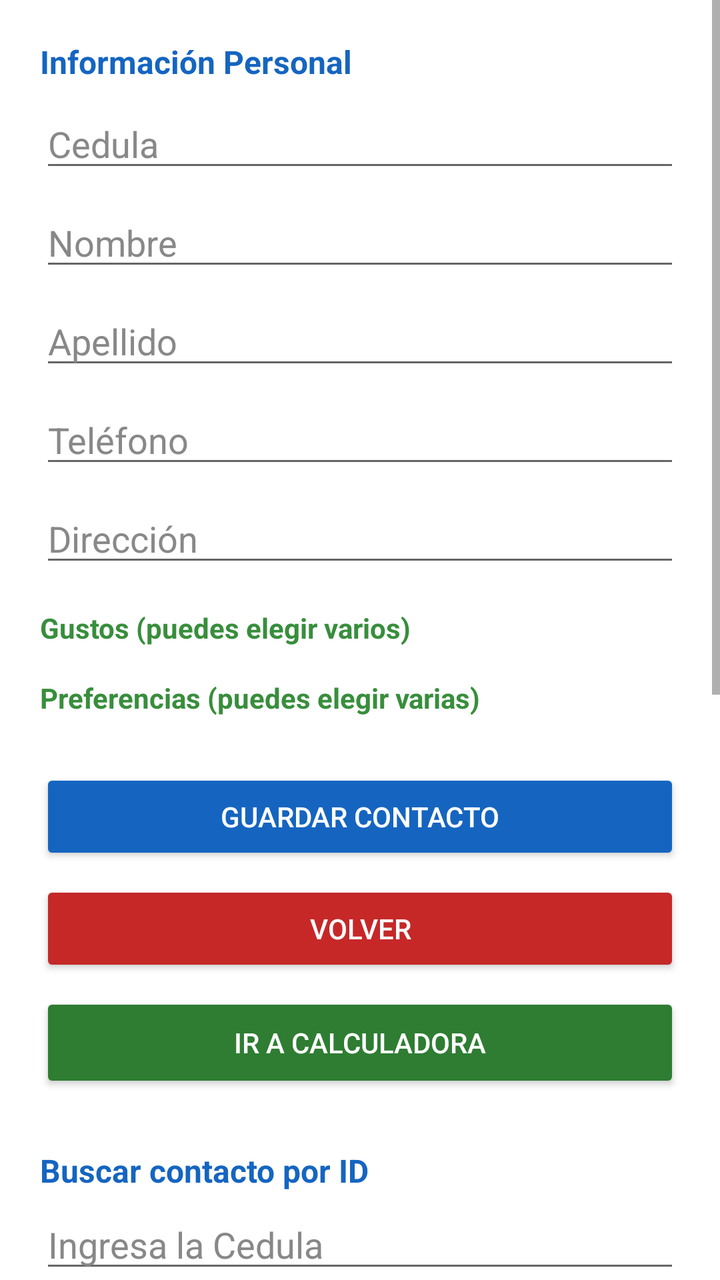
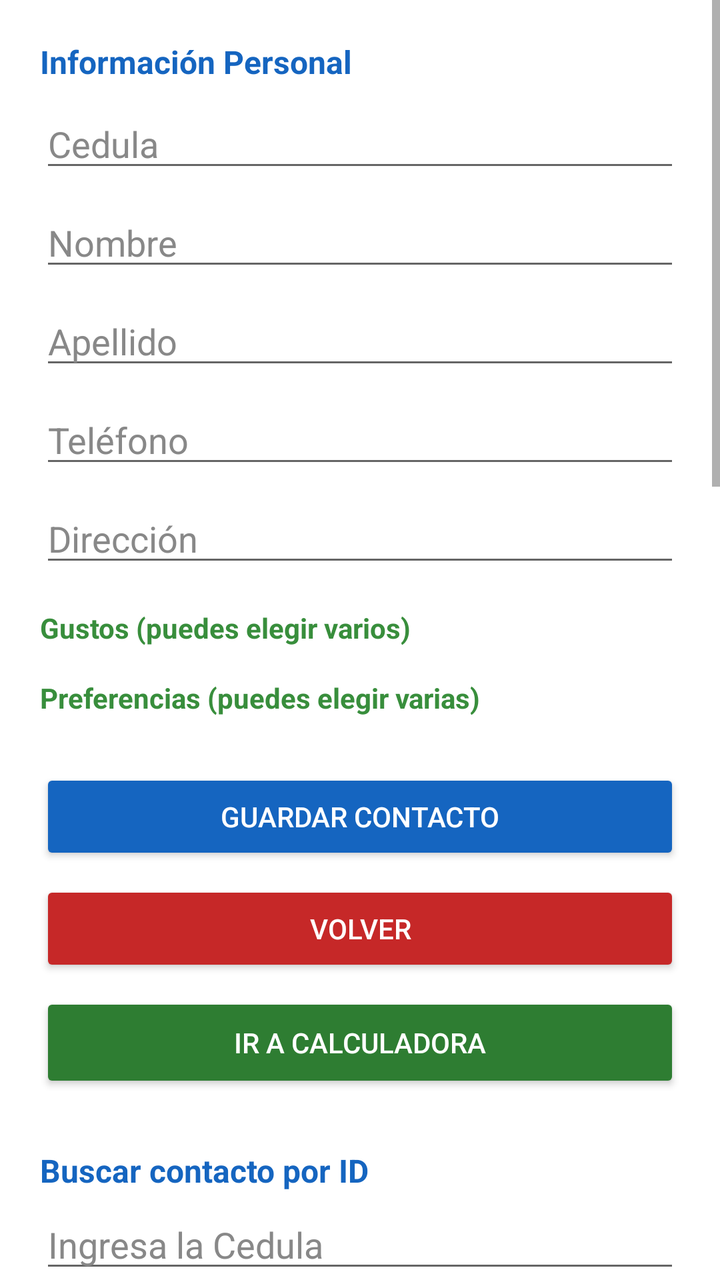

Before-and-after screenshots of an Android layout around one commit, followed by the original layout XML and the change that was made.
<!-- AndroidManifest.xml: activity theme Theme.AppCompat.Light.NoActionBar -->
<!-- res/layout/activity_agenda.xml -->
<?xml version="1.0" encoding="utf-8"?>
<ScrollView xmlns:android="http://schemas.android.com/apk/res/android"
    android:layout_width="match_parent"
    android:layout_height="match_parent"
    android:background="#FFFFFF">

    <LinearLayout
        android:layout_width="match_parent"
        android:layout_height="wrap_content"
        android:orientation="vertical"
        android:padding="20dp">

        <TextView
            android:layout_width="wrap_content"
            android:layout_height="wrap_content"
            android:text="Información Personal"
            android:textSize="16sp"
            android:textStyle="bold"
            android:textColor="#1565C0"
            android:layout_marginBottom="8dp"/>

        <EditText
            android:id="@+id/etId"
            android:hint="Cedula"
            android:inputType="text"
            android:textColor="#000000"
            android:textColorHint="#888888"
            android:layout_width="match_parent"
            android:layout_height="wrap_content"
            android:layout_marginBottom="8dp"/>

        <EditText
            android:id="@+id/nombre"
            android:hint="Nombre"
            android:inputType="textPersonName"
            android:textColor="#000000"
            android:textColorHint="#888888"
            android:layout_width="match_parent"
            android:layout_height="wrap_content"
            android:layout_marginBottom="8dp"/>

        <EditText
            android:id="@+id/apellido"
            android:hint="Apellido"
            android:inputType="textPersonName"
            android:textColor="#000000"
            android:textColorHint="#888888"
            android:layout_width="match_parent"
            android:layout_height="wrap_content"
            android:layout_marginBottom="8dp"/>

        <EditText
            android:id="@+id/telefono"
            android:hint="Teléfono"
            android:inputType="phone"
            android:textColor="#000000"
            android:textColorHint="#888888"
            android:layout_width="match_parent"
            android:layout_height="wrap_content"
            android:layout_marginBottom="8dp"/>

        <EditText
            android:id="@+id/direccion"
            android:hint="Dirección"
            android:inputType="text"
            android:textColor="#000000"
            android:textColorHint="#888888"
            android:layout_width="match_parent"
            android:layout_height="wrap_content"
            android:layout_marginBottom="16dp"/>

        <TextView
            android:layout_width="wrap_content"
            android:layout_height="wrap_content"
            android:text="Gustos (puedes elegir varios)"
            android:textSize="14sp"
            android:textStyle="bold"
            android:textColor="#388E3C"
            android:layout_marginBottom="4dp"/>

        <LinearLayout
            android:id="@+id/contenedorGustos"
            android:layout_width="match_parent"
            android:layout_height="wrap_content"
            android:orientation="vertical"
            android:layout_marginBottom="12dp"/>

        <TextView
            android:layout_width="wrap_content"
            android:layout_height="wrap_content"
            android:text="Preferencias (puedes elegir varias)"
            android:textSize="14sp"
            android:textStyle="bold"
            android:textColor="#388E3C"
            android:layout_marginBottom="4dp"/>

        <LinearLayout
            android:id="@+id/contenedorPreferencias"
            android:layout_width="match_parent"
            android:layout_height="wrap_content"
            android:orientation="vertical"
            android:layout_marginBottom="14dp"/>

        <Button
            android:text="Guardar Contacto"
            android:onClick="guardar"
            android:backgroundTint="#1565C0"
            android:textColor="#FFFFFF"
            android:layout_marginTop="8dp"
            android:layout_width="match_parent"
            android:layout_height="wrap_content"/>

        <Button
            android:text="Volver"
            android:onClick="volver"
            android:backgroundTint="#C62828"
            android:textColor="#FFFFFF"
            android:layout_marginTop="8dp"
            android:layout_width="match_parent"
            android:layout_height="wrap_content"/>

        <Button
            android:layout_width="match_parent"
            android:layout_height="50dp"
            android:text="Ir a Calculadora"
            android:onClick="irCalculadora"
            android:textColor="#FFFFFF"
            android:backgroundTint="#2E7D32"
            android:layout_marginTop="8dp"
            android:layout_marginBottom="8dp"/>

        <TextView
            android:layout_width="wrap_content"
            android:layout_height="wrap_content"
            android:text="Buscar contacto por ID"
            android:textSize="16sp"
            android:textStyle="bold"
            android:textColor="#1565C0"
            android:layout_marginTop="20dp"
            android:layout_marginBottom="4dp"/>

        <EditText
            android:id="@+id/etBuscarId"
            android:hint="Ingresa la Cedula"
            android:inputType="text"
            android:textColor="#000000"
            android:textColorHint="#888888"
            android:layout_width="match_parent"
            android:layout_height="wrap_content"
            android:layout_marginBottom="8dp"/>

        <Button
            android:text="Buscar"
            android:onClick="buscarPorId"
            android:backgroundTint="#2E7D32"
            android:textColor="#FFFFFF"
            android:layout_width="match_parent"
            android:layout_height="wrap_content"
            android:layout_marginBottom="16dp"/>

        <TextView
            android:layout_width="wrap_content"
            android:layout_height="wrap_content"
            android:text="Contactos guardados"
            android:textSize="16sp"
            android:textStyle="bold"
            android:textColor="#1565C0"
            android:layout_marginTop="20dp"
            android:layout_marginBottom="4dp"/>

        <ListView
            android:id="@+id/listaContactos"
            android:layout_width="match_parent"
            android:layout_height="400dp"/>

    </LinearLayout>
</ScrollView>
<!-- resources referenced by this layout -->
<resources>

</resources>

<!-- the commit's change to res/layout/activity_agenda.xml (unified diff, before → after) -->
@@ -171,7 +171,118 @@
         <ListView
             android:id="@+id/listaContactos"
             android:layout_width="match_parent"
-            android:layout_height="400dp"/>
+            android:layout_height="400dp"
+            android:layout_marginBottom="8dp"/>
+
+        <TextView
+            android:layout_width="wrap_content"
+            android:layout_height="wrap_content"
+            android:text="Editar Contacto"
+            android:textSize="16sp"
+            android:textStyle="bold"
+            android:textColor="#1565C0"
+            android:layout_marginTop="20dp"
+            android:layout_marginBottom="4dp"/>
+
+        <EditText
+            android:id="@+id/etEditarId"
+            android:hint="Ingresa la Cedula a editar"
+            android:inputType="text"
+            android:textColor="#000000"
+            android:textColorHint="#888888"
+            android:layout_width="match_parent"
+            android:layout_height="wrap_content"
+            android:layout_marginBottom="8dp"/>
+
+        <Button
+            android:text="Buscar para Editar"
+            android:onClick="buscarParaEditar"
+            android:backgroundTint="#2E7D32"
+            android:textColor="#FFFFFF"
+            android:layout_width="match_parent"
+            android:layout_height="wrap_content"
+            android:layout_marginBottom="12dp"/>
+
+        <EditText
+            android:id="@+id/editNombre"
+            android:hint="Nombre"
+            android:inputType="textPersonName"
+            android:textColor="#000000"
+            android:textColorHint="#888888"
+            android:layout_width="match_parent"
+            android:layout_height="wrap_content"
+            android:layout_marginBottom="8dp"/>
+
+        <EditText
+            android:id="@+id/editApellido"
+            android:hint="Apellido"
+            android:inputType="textPersonName"
+            android:textColor="#000000"
+            android:textColorHint="#888888"
+            android:layout_width="match_parent"
+            android:layout_height="wrap_content"
+            android:layout_marginBottom="8dp"/>
+
+        <EditText
+            android:id="@+id/editTelefono"
+            android:hint="Teléfono"
+            android:inputType="phone"
+            android:textColor="#000000"
+            android:textColorHint="#888888"
+            android:layout_width="match_parent"
+            android:layout_height="wrap_content"
+            android:layout_marginBottom="8dp"/>
+
+        <EditText
+            android:id="@+id/editDireccion"
+            android:hint="Dirección"
+            android:inputType="text"
+            android:textColor="#000000"
+            android:textColorHint="#888888"
+            android:layout_width="match_parent"
+            android:layout_height="wrap_content"
+            android:layout_marginBottom="12dp"/>
+
+        <TextView
+            android:layout_width="wrap_content"
+            android:layout_height="wrap_content"
+            android:text="Gustos"
+            android:textSize="14sp"
+            android:textStyle="bold"
+            android:textColor="#388E3C"
+            android:layout_marginBottom="4dp"/>
+
+        <LinearLayout
+            android:id="@+id/contenedorEditGustos"
+            android:layout_width="match_parent"
+            android:layout_height="wrap_content"
+            android:orientation="vertical"
+            android:layout_marginBottom="12dp"/>
+
+        <TextView
+            android:layout_width="wrap_content"
+            android:layout_height="wrap_content"
+            android:text="Preferencias"
+            android:textSize="14sp"
+            android:textStyle="bold"
+            android:textColor="#388E3C"
+            android:layout_marginBottom="4dp"/>
+
+        <LinearLayout
+            android:id="@+id/contenedorEditPreferencias"
+            android:layout_width="match_parent"
+            android:layout_height="wrap_content"
+            android:orientation="vertical"
+            android:layout_marginBottom="14dp"/>
+
+        <Button
+            android:text="Guardar Cambios"
+            android:onClick="guardarCambios"
+            android:backgroundTint="#1565C0"
+            android:textColor="#FFFFFF"
+            android:layout_width="match_parent"
+            android:layout_height="wrap_content"
+            android:layout_marginBottom="20dp"/>
 
     </LinearLayout>
 </ScrollView>
